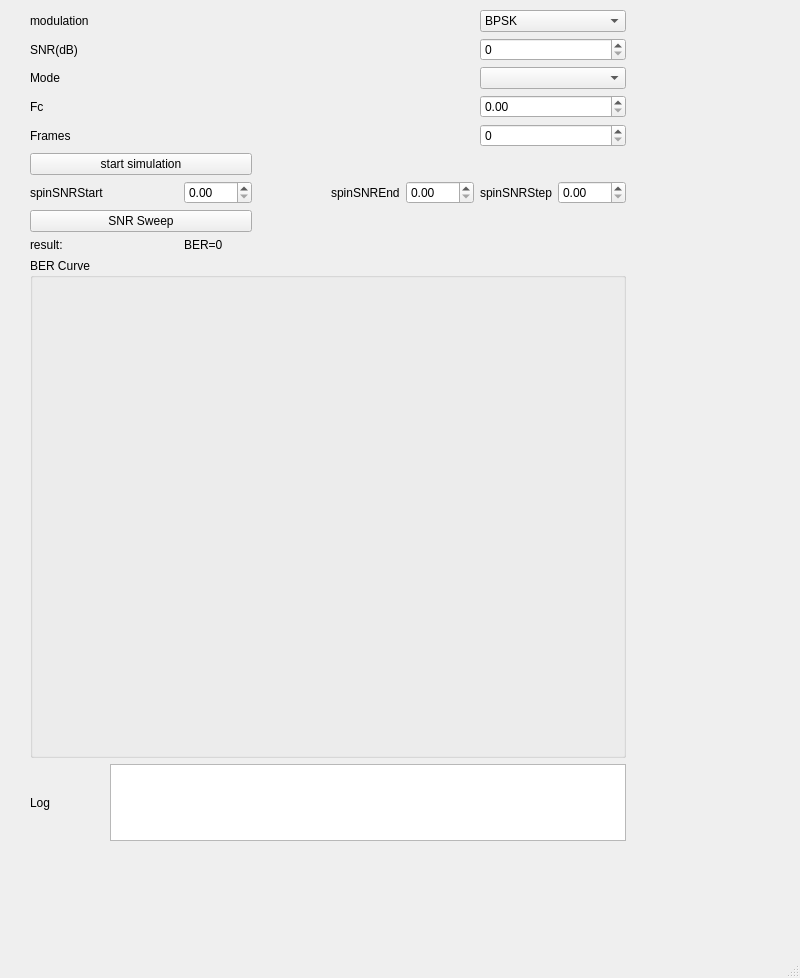
Qt form UAV_Qt/mainwindow.ui (mege1107/UAV_Link_Sim) before a commit.
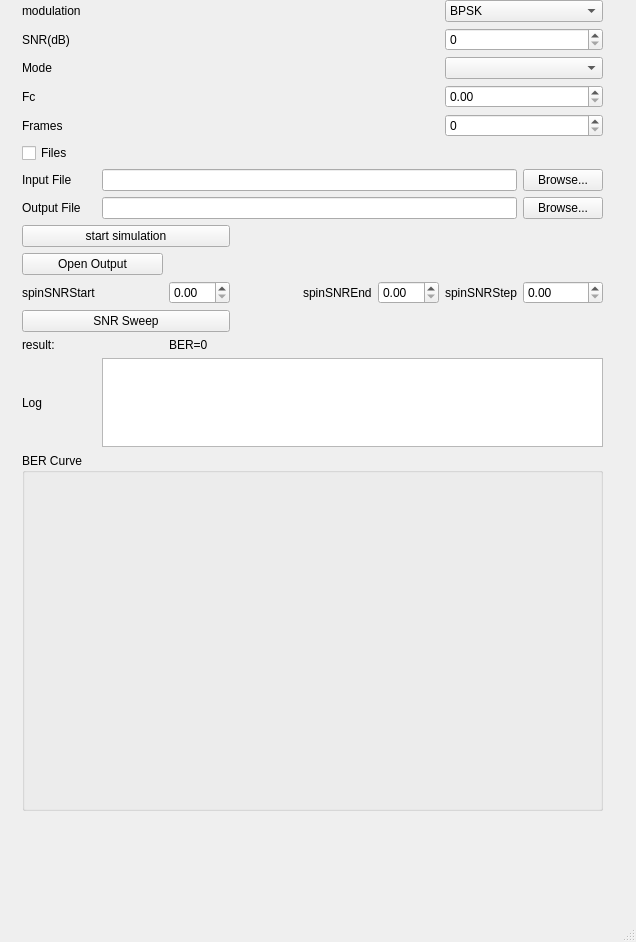
The same form after that commit.

```diff
--- a/UAV_Qt/mainwindow.ui
+++ b/UAV_Qt/mainwindow.ui
@@ -6,8 +6,8 @@
    <rect>
     <x>0</x>
     <y>0</y>
-    <width>800</width>
-    <height>978</height>
+    <width>636</width>
+    <height>942</height>
    </rect>
   </property>
   <property name="sizePolicy">
@@ -29,83 +29,34 @@
    <widget class="QWidget" name="layoutWidget">
     <property name="geometry">
      <rect>
-      <x>30</x>
-      <y>10</y>
-      <width>596</width>
-      <height>831</height>
+      <x>22</x>
+      <y>0</y>
+      <width>581</width>
+      <height>811</height>
      </rect>
     </property>
-    <layout class="QGridLayout" name="gridLayout" rowstretch="0,0,0,0,0,0,0,0,0,0,0" columnstretch="1,1,1,1,1,1,1,1">
-     <item row="6" column="6">
-      <widget class="QLabel" name="label_8">
+    <layout class="QGridLayout" name="gridLayout" rowstretch="0,0,0,0,0,0,0,0,0,0,0,0,0,0,1,4" columnstretch="1,1,1,1,1,1,1,1">
+     <item row="7" column="0">
+      <widget class="QLabel" name="label_12">
        <property name="text">
-        <string>spinSNRStep</string>
+        <string>Output File</string>
        </property>
       </widget>
      </item>
-     <item row="1" column="0">
-      <widget class="QLabel" name="label_2">
-       <property name="text">
-        <string>SNR(dB)</string>
-       </property>
-      </widget>
-     </item>
-     <item row="0" column="0">
-      <widget class="QLabel" name="label">
-       <property name="text">
-        <string>modulation</string>
-       </property>
-      </widget>
-     </item>
-     <item row="9" column="0" colspan="8">
-      <widget class="QGroupBox" name="groupBer">
-       <property name="enabled">
-        <bool>true</bool>
-       </property>
-       <property name="minimumSize">
-        <size>
-         <width>0</width>
-         <height>500</height>
-        </size>
-       </property>
-       <property name="title">
-        <string>BER Curve</string>
-       </property>
-       <widget class="QWidget" name="widgetBerChart" native="true">
-        <property name="geometry">
-         <rect>
-          <x>7</x>
-          <y>18</y>
-          <width>561</width>
-          <height>475</height>
-         </rect>
-        </property>
-        <property name="sizePolicy">
-         <sizepolicy hsizetype="Preferred" vsizetype="Preferred">
-          <horstretch>0</horstretch>
-          <verstretch>0</verstretch>
-         </sizepolicy>
-        </property>
-        <property name="minimumSize">
-         <size>
-          <width>0</width>
-          <height>0</height>
-         </size>
-        </property>
-       </widget>
-      </widget>
-     </item>
-     <item row="8" column="2">
+     <item row="12" column="2">
       <widget class="QLabel" name="labelBER">
        <property name="text">
         <string>BER=0</string>
        </property>
       </widget>
      </item>
-     <item row="8" column="0">
-      <widget class="QLabel" name="label_3">
+     <item row="3" column="6" colspan="2">
+      <widget class="QDoubleSpinBox" name="spinFcGHz"/>
+     </item>
+     <item row="6" column="0">
+      <widget class="QLabel" name="label_11">
        <property name="text">
-        <string>result:</string>
+        <string>Input File</string>
        </property>
       </widget>
      </item>
@@ -116,23 +67,17 @@
        </property>
       </widget>
      </item>
-     <item row="6" column="5">
-      <widget class="QDoubleSpinBox" name="spinSNREnd"/>
-     </item>
-     <item row="6" column="7">
-      <widget class="QDoubleSpinBox" name="spinSNRStep"/>
-     </item>
-     <item row="5" column="0" colspan="3">
-      <widget class="QPushButton" name="btnRun">
+     <item row="1" column="0">
+      <widget class="QLabel" name="label_2">
        <property name="text">
-        <string>start simulation</string>
+        <string>SNR(dB)</string>
        </property>
       </widget>
      </item>
-     <item row="3" column="6" colspan="2">
-      <widget class="QDoubleSpinBox" name="spinFcGHz"/>
+     <item row="10" column="2">
+      <widget class="QDoubleSpinBox" name="spinSNRStart"/>
      </item>
-     <item row="10" column="1" colspan="7">
+     <item row="14" column="1" colspan="7">
       <widget class="QPlainTextEdit" name="textLog">
        <property name="maximumSize">
         <size>
@@ -142,23 +87,57 @@
        </property>
       </widget>
      </item>
-     <item row="6" column="0">
-      <widget class="QLabel" name="label_6">
+     <item row="10" column="6">
+      <widget class="QLabel" name="label_8">
        <property name="text">
-        <string>spinSNRStart</string>
+        <string>spinSNRStep</string>
        </property>
       </widget>
      </item>
-     <item row="6" column="2">
-      <widget class="QDoubleSpinBox" name="spinSNRStart"/>
+     <item row="3" column="0">
+      <widget class="QLabel" name="label_5">
+       <property name="text">
+        <string>Fc</string>
+       </property>
+      </widget>
      </item>
-     <item row="7" column="0" colspan="3">
+     <item row="11" column="0" colspan="3">
       <widget class="QPushButton" name="btnSweep">
        <property name="text">
         <string>SNR Sweep</string>
        </property>
       </widget>
      </item>
+     <item row="10" column="4">
+      <widget class="QLabel" name="label_7">
+       <property name="text">
+        <string>spinSNREnd</string>
+       </property>
+      </widget>
+     </item>
+     <item row="4" column="0">
+      <widget class="QLabel" name="label_9">
+       <property name="text">
+        <string>Frames</string>
+       </property>
+      </widget>
+     </item>
+     <item row="2" column="6" colspan="2">
+      <widget class="QComboBox" name="comboMode"/>
+     </item>
+     <item row="4" column="6" colspan="2">
+      <widget class="QSpinBox" name="spinFrames"/>
+     </item>
+     <item row="10" column="7">
+      <widget class="QDoubleSpinBox" name="spinSNRStep"/>
+     </item>
+     <item row="8" column="0" colspan="3">
+      <widget class="QPushButton" name="btnRun">
+       <property name="text">
+        <string>start simulation</string>
+       </property>
+      </widget>
+     </item>
      <item row="0" column="6" colspan="2">
       <widget class="QComboBox" name="comboMod">
        <item>
@@ -193,43 +172,114 @@
        </item>
       </widget>
      </item>
-     <item row="2" column="6" colspan="2">
-      <widget class="QComboBox" name="comboMode"/>
+     <item row="5" column="0">
+      <widget class="QCheckBox" name="checkFileTransfer">
+       <property name="text">
+        <string>Files</string>
+       </property>
+      </widget>
+     </item>
+     <item row="10" column="5">
+      <widget class="QDoubleSpinBox" name="spinSNREnd"/>
+     </item>
+     <item row="12" column="0">
+      <widget class="QLabel" name="label_3">
+       <property name="text">
+        <string>result:</string>
+       </property>
+      </widget>
+     </item>
+     <item row="9" column="0" colspan="2">
+      <widget class="QPushButton" name="btnOpenOutput">
+       <property name="text">
+        <string>Open Output</string>
+       </property>
+      </widget>
+     </item>
+     <item row="0" column="0">
+      <widget class="QLabel" name="label">
+       <property name="text">
+        <string>modulation</string>
+       </property>
+      </widget>
+     </item>
+     <item row="10" column="0">
+      <widget class="QLabel" name="label_6">
+       <property name="text">
+        <string>spinSNRStart</string>
+       </property>
+      </widget>
      </item>
      <item row="1" column="6" colspan="2">
       <widget class="QSpinBox" name="spinSNR"/>
      </item>
-     <item row="6" column="4">
-      <widget class="QLabel" name="label_7">
-       <property name="text">
-        <string>spinSNREnd</string>
-       </property>
-      </widget>
-     </item>
-     <item row="10" column="0">
+     <item row="14" column="0">
       <widget class="QLabel" name="label_10">
        <property name="text">
         <string>Log</string>
        </property>
       </widget>
      </item>
-     <item row="3" column="0">
-      <widget class="QLabel" name="label_5">
+     <item row="15" column="0" colspan="8">
+      <widget class="QGroupBox" name="groupBer">
+       <property name="enabled">
+        <bool>true</bool>
+       </property>
+       <property name="sizePolicy">
+        <sizepolicy hsizetype="Expanding" vsizetype="Expanding">
+         <horstretch>0</horstretch>
+         <verstretch>0</verstretch>
+        </sizepolicy>
+       </property>
+       <property name="minimumSize">
+        <size>
+         <width>0</width>
+         <height>300</height>
+        </size>
+       </property>
+       <property name="title">
+        <string>BER Curve</string>
+       </property>
+       <layout class="QGridLayout" name="gridLayout_2">
+        <item row="0" column="0">
+         <widget class="QWidget" name="widgetBerChart" native="true">
+          <property name="sizePolicy">
+           <sizepolicy hsizetype="Expanding" vsizetype="Expanding">
+            <horstretch>0</horstretch>
+            <verstretch>0</verstretch>
+           </sizepolicy>
+          </property>
+          <property name="minimumSize">
+           <size>
+            <width>0</width>
+            <height>0</height>
+           </size>
+          </property>
+         </widget>
+        </item>
+       </layout>
+      </widget>
+     </item>
+     <item row="6" column="7">
+      <widget class="QPushButton" name="btnBrowseInput">
        <property name="text">
-        <string>Fc</string>
+        <string>Browse...</string>
        </property>
       </widget>
      </item>
-     <item row="4" column="6" colspan="2">
-      <widget class="QSpinBox" name="spinFrames"/>
-     </item>
-     <item row="4" column="0">
-      <widget class="QLabel" name="label_9">
+     <item row="7" column="7">
+      <widget class="QPushButton" name="btnBrowseOutput">
        <property name="text">
-        <string>Frames</string>
+        <string>Browse...</string>
        </property>
       </widget>
      </item>
+     <item row="6" column="1" colspan="6">
+      <widget class="QLineEdit" name="editInputFile"/>
+     </item>
+     <item row="7" column="1" colspan="6">
+      <widget class="QLineEdit" name="editOutputFile"/>
+     </item>
     </layout>
    </widget>
   </widget>
```
Left out of the diff: 2 changed lines with no effect on the pictures.
